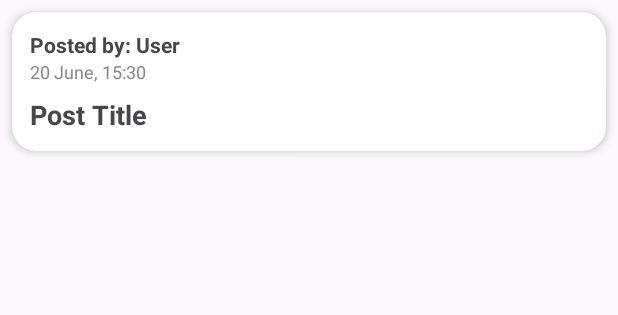
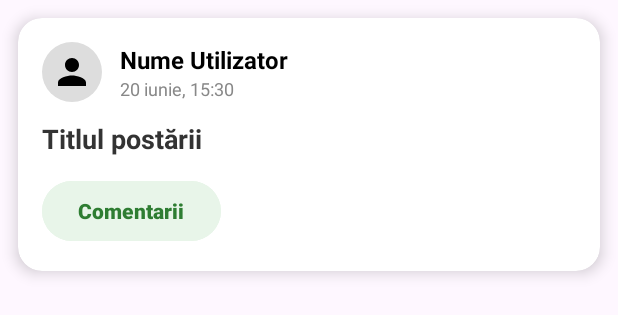
Before and after one commit to c-madalin/MarketPlace, an Android app: the layout item_post.xml on its own in the app's theme, with its tools: preview values and no code run, on a phone screen of 412 x 824 dp. Shown: the top 315 px of the screen. Run offline under Robolectric (Android 15) with nearby library versions, the phone set to English and light mode, and no system bars.

Commit message:
Another modification to UI
-changed how posts look like

```diff
--- a/app/src/main/java/com/example/reuseit/Adapters/PostAdapter.kt
+++ b/app/src/main/java/com/example/reuseit/Adapters/PostAdapter.kt
@@ -31,7 +31,7 @@ class PostAdapter(private val posts: List<PostEntity>) :
 
     override fun onBindViewHolder(holder: PostViewHolder, position: Int) {
         val post = posts[position]
-        holder.tvUserName.text = "Posted by: ${post.userName}"
+        holder.tvUserName.text = "${post.userName}"
 
         val sdf = SimpleDateFormat("dd MMM yyyy, HH:mm", Locale.getDefault())
         holder.tvTimestamp.text = sdf.format(Date(post.timestamp))
--- /dev/null
+++ b/app/src/main/res/drawable/circle_background.xml
@@ -0,0 +1,4 @@
+<?xml version="1.0" encoding="utf-8"?>
+<shape xmlns:android="http://schemas.android.com/apk/res/android" android:shape="oval">
+    <solid android:color="#DDDDDD" />
+</shape>
--- /dev/null
+++ b/app/src/main/res/drawable/ic_user.xml
@@ -0,0 +1,5 @@
+<vector xmlns:android="http://schemas.android.com/apk/res/android" android:height="24dp" android:tint="#000000" android:viewportHeight="24" android:viewportWidth="24" android:width="24dp">
+
+    <path android:fillColor="@android:color/white" android:pathData="M12,12c2.21,0 4,-1.79 4,-4s-1.79,-4 -4,-4 -4,1.79 -4,4 1.79,4 4,4zM12,14c-2.67,0 -8,1.34 -8,4v2h16v-2c0,-2.66 -5.33,-4 -8,-4z"/>
+
+</vector>
--- /dev/null
+++ b/app/src/main/res/drawable/rounded_image_bg.xml
@@ -0,0 +1,5 @@
+<?xml version="1.0" encoding="utf-8"?>
+<shape xmlns:android="http://schemas.android.com/apk/res/android">
+    <corners android:radius="12dp" />
+    <solid android:color="#E0E0E0" />
+</shape>
--- a/app/src/main/res/layout/item_post.xml
+++ b/app/src/main/res/layout/item_post.xml
@@ -1,50 +1,93 @@
 <?xml version="1.0" encoding="utf-8"?>
-<androidx.cardview.widget.CardView xmlns:android="http://schemas.android.com/apk/res/android"
+<androidx.cardview.widget.CardView
+    xmlns:android="http://schemas.android.com/apk/res/android"
     xmlns:app="http://schemas.android.com/apk/res-auto"
     android:layout_width="match_parent"
     android:layout_height="wrap_content"
-    android:layout_margin="8dp"
+    android:layout_margin="12dp"
     app:cardCornerRadius="16dp"
-    app:cardElevation="4dp">
+    app:cardElevation="6dp"
+    android:backgroundTint="#FFFFFF">
 
     <LinearLayout
         android:layout_width="match_parent"
         android:layout_height="wrap_content"
         android:orientation="vertical"
-        android:padding="12dp">
+        android:padding="16dp">
+
+        <!-- Header: User + Timp -->
+        <LinearLayout
+            android:layout_width="match_parent"
+            android:layout_height="wrap_content"
+            android:orientation="horizontal"
+            android:gravity="center_vertical">
+
+            <ImageView
+                android:id="@+id/ivUserIcon"
+                android:layout_width="40dp"
+                android:layout_height="40dp"
+                android:src="@drawable/ic_user"
+                android:background="@drawable/circle_background"
+                android:padding="6dp"
+                android:layout_marginEnd="12dp" />
+
+            <LinearLayout
+                android:layout_width="0dp"
+                android:layout_height="wrap_content"
+                android:layout_weight="1"
+                android:orientation="vertical">
 
                 <TextView
                     android:id="@+id/tvUserName"
                     android:layout_width="wrap_content"
                     android:layout_height="wrap_content"
-            android:text="Posted by: User"
-            android:textStyle="bold" />
+                    android:text="Nume Utilizator"
+                    android:textStyle="bold"
+                    android:textSize="16sp"
+                    android:textColor="#000000" />
 
                 <TextView
                     android:id="@+id/tvTimestamp"
                     android:layout_width="wrap_content"
                     android:layout_height="wrap_content"
-            android:text="20 June, 15:30"
+                    android:text="20 iunie, 15:30"
                     android:textSize="12sp"
                     android:textColor="#888888" />
+            </LinearLayout>
+        </LinearLayout>
 
+        <!-- Titlu postare -->
         <TextView
             android:id="@+id/tvTitle"
-            android:layout_width="wrap_content"
+            android:layout_width="match_parent"
             android:layout_height="wrap_content"
-            android:text="Post Title"
+            android:text="Titlul postării"
             android:textSize="18sp"
             android:textStyle="bold"
-            android:layout_marginTop="8dp"/>
+            android:textColor="#333333"
+            android:layout_marginTop="12dp" />
 
+        <!-- Imagine (opțională) -->
         <ImageView
             android:id="@+id/ivPostImage"
             android:layout_width="match_parent"
             android:layout_height="200dp"
+            android:layout_marginTop="10dp"
             android:scaleType="centerCrop"
-            android:layout_marginTop="8dp"
-            android:visibility="gone" />
+            android:visibility="gone"
+            android:background="@drawable/rounded_image_bg" />
 
+        <!-- Buton comentarii -->
+        <Button
+            android:id="@+id/btnComments"
+            android:layout_width="wrap_content"
+            android:layout_height="wrap_content"
+            android:text="Comentarii"
+            android:layout_marginTop="12dp"
+            android:textColor="#2E7D32"
+            android:backgroundTint="#E8F5E9"
+            android:textStyle="bold"
+            android:elevation="2dp"/>
 
     </LinearLayout>
 </androidx.cardview.widget.CardView>
```
Lines whose indentation alone changed are shown as unchanged.
